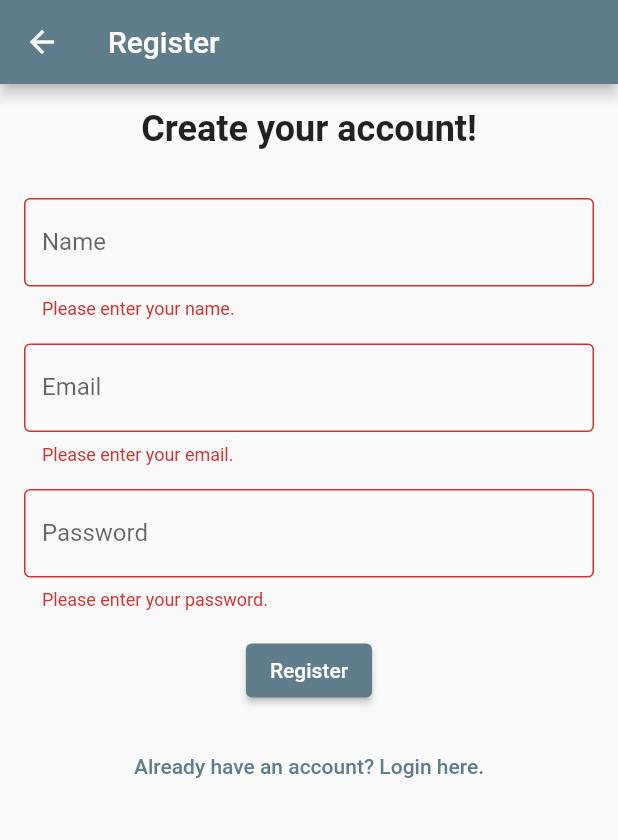
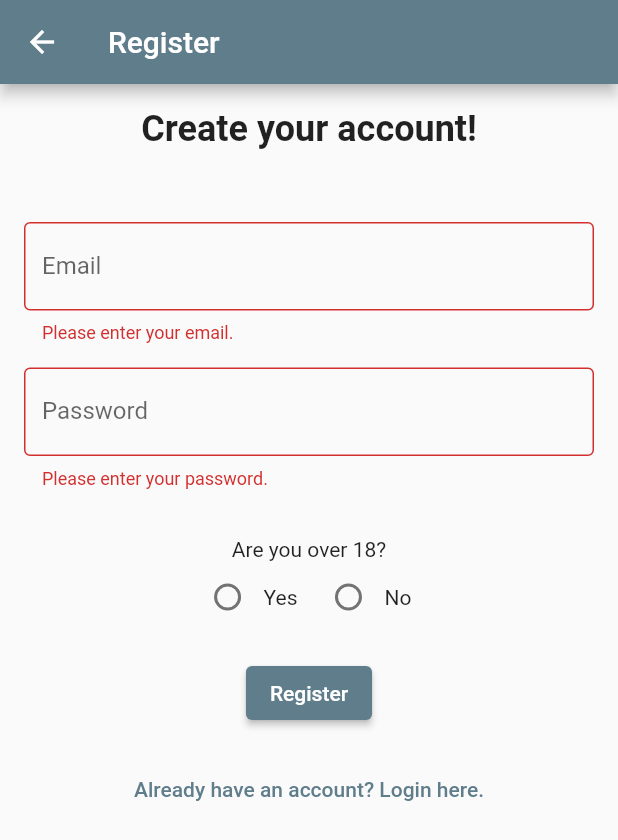
Before and after one commit to joas47/Bark_Buddy, a Flutter app: the RegisterPage screen opened directly, after a tap on "Register", on a phone screen of 412 x 824 dp. Shown: the top 840 px of the screen. Run offline on Flutter 3.47's test engine with Material 2 defaults, Android fonts, the phone set to English and light mode, and no system bars; our stand-ins replace cloud_firestore, firebase_auth, firebase_core, firebase_storage, image_picker; accounts and stored records are empty.

Commit message:
//age condition for register page has been added.

```diff
--- a/lib/register_page.dart
+++ b/lib/register_page.dart
@@ -10,12 +10,15 @@ class RegisterPage extends StatefulWidget {
 }
 
 class _RegisterPageState extends State<RegisterPage> {
-  String _name = '';
+
   String _email = '';
   String _password = '';
+  String _adult = '';
 
   final _formKey = GlobalKey<FormState>();
   bool _autoValidate = false;
+
+  final List<String> _ageOptions = ['Yes', 'No'];
 
   @override
   Widget build(BuildContext context) {
@@ -46,6 +49,7 @@ class _RegisterPageState extends State<RegisterPage> {
                 ElevatedButton(
                   onPressed: () async {
                     if (_validateInputs()) {
+                      if (_adult == 'Yes') {
                         final createAccSuccessful = await _createUser();
                         if (createAccSuccessful) {
                           Navigator.push(
@@ -53,6 +57,7 @@ class _RegisterPageState extends State<RegisterPage> {
                               MaterialPageRoute(
                                   builder: (context) =>
                                   const MakeOwnerProfilePage()));
+                        }
                       }
                     }
                   },
@@ -118,22 +123,7 @@ class _RegisterPageState extends State<RegisterPage> {
   Widget _formUI() {
     return Column(children: [
       const SizedBox(height: 32.0),
-      TextFormField(
-        validator: (value) {
-          if (value == null || value.isEmpty) {
-            return 'Please enter your name.';
-          }
-          return null;
-        },
-        decoration: const InputDecoration(
-          labelText: 'Name',
-          border: OutlineInputBorder(),
-        ),
-        keyboardType: TextInputType.name,
-        onChanged: (value) {
-          _name = value;
-        },
-      ),
+
       const SizedBox(height: 16.0),
       TextFormField(
         validator: (value) {
@@ -169,6 +159,38 @@ class _RegisterPageState extends State<RegisterPage> {
         },
       ),
       const SizedBox(height: 16.0),
+
+      const SizedBox(height: 16.0),
+      const Text('Are you over 18?'),
+      Row(
+        mainAxisAlignment: MainAxisAlignment.center,
+        children: _ageOptions
+            .map((option) => Row(
+          children: [
+            Radio(
+              value: option,
+              groupValue: _adult,
+              onChanged: (value) {
+                setState(() {
+                  _adult = value.toString();
+                });
+              },
+            ),
+            Text(option),
+            const SizedBox(width: 10.0),
+          ],
+        ))
+            .toList(),
+      ),
+      if (_adult == 'No') // check if the user is under 18
+        const Text(
+          'Sorry, you must be 18 years of age or older to register.',
+          style: TextStyle(
+            color: Colors.red,
+            fontWeight: FontWeight.bold,
+          ),
+        ),
+      const SizedBox(height: 16.0),
     ]);
   }
 }
```
Lines whose indentation alone changed are shown as unchanged.
